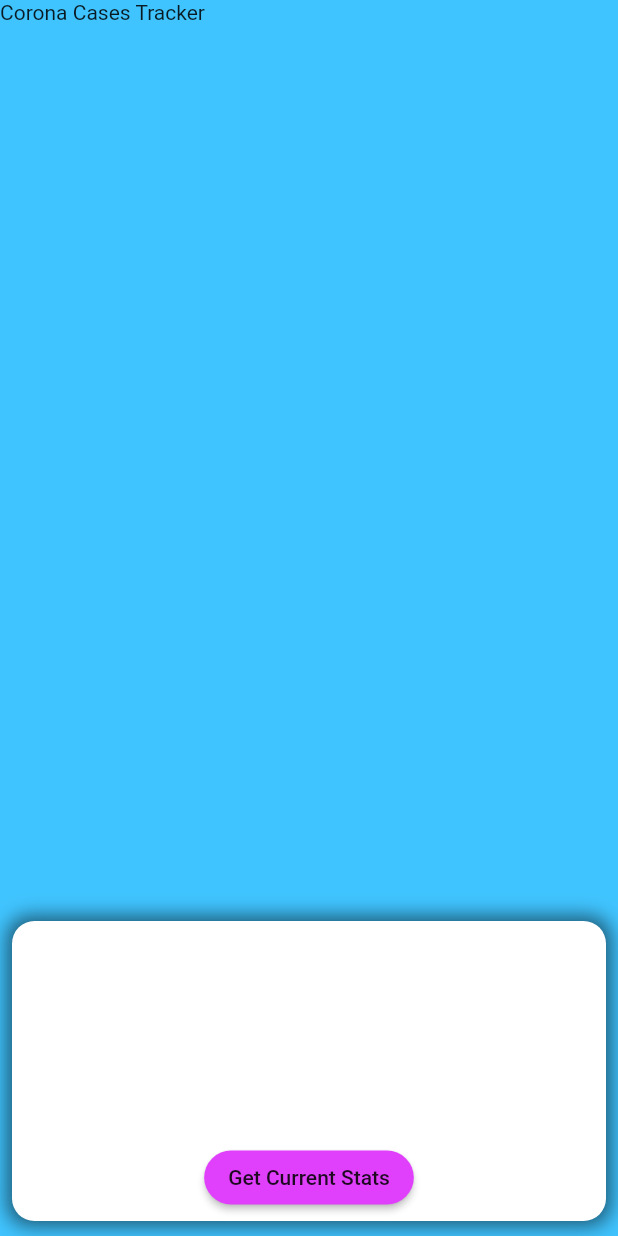
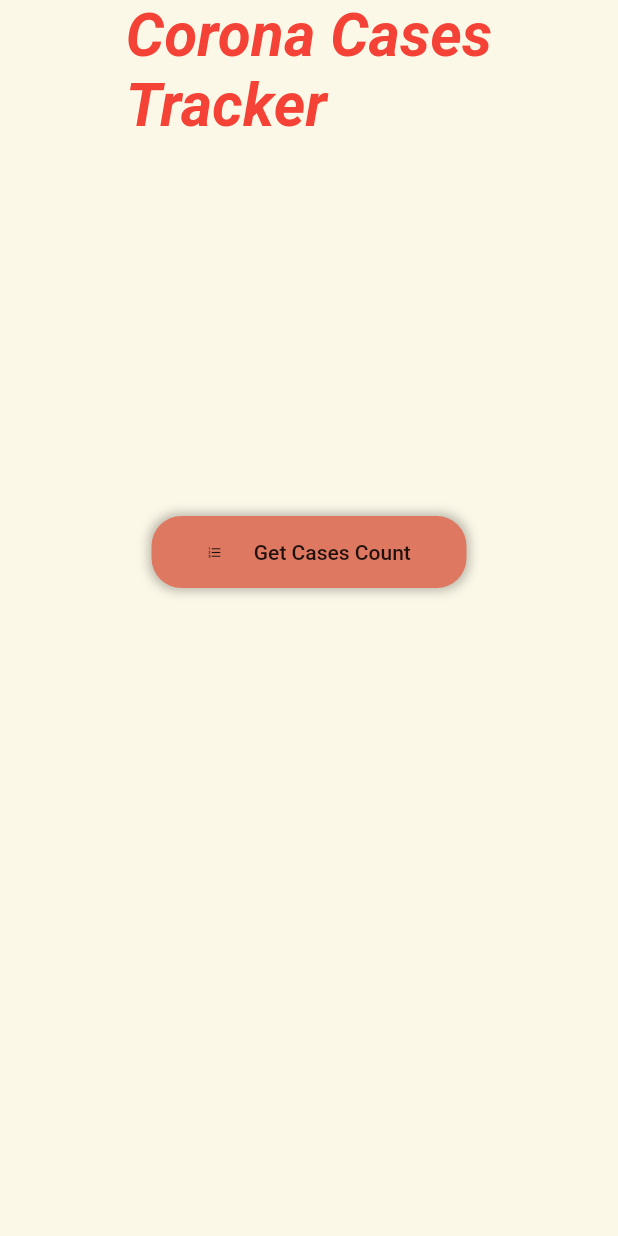
Before and after one commit to fourpointfour/covid-cases-tracker, a Flutter app: the screen it shows after launch, on a phone screen of 412 x 824 dp. Run offline on Flutter 3.47's test engine with Material 2 defaults, Android fonts, the phone set to English and light mode, and no system bars; our stand-ins replace flutter_spinkit.

Commit message:
changed background color, button position and app title

```diff
--- a/lib/landingPage.dart
+++ b/lib/landingPage.dart
@@ -8,62 +8,64 @@ class LandingPage extends StatelessWidget {
   Widget build(BuildContext context) {
     return Container(
       child: Scaffold(
-        backgroundColor: Colors.lightBlueAccent,
+        backgroundColor: Color(0xFFFCF8E8),
         body: SafeArea(
           child: Column(
             crossAxisAlignment: CrossAxisAlignment.stretch,
             mainAxisAlignment: MainAxisAlignment.spaceBetween,
             children: [
               Container(
-                child: Text("Corona Cases Tracker"),
+                child: Center(
+                  child: Column(
+                    children: [
+                      Text(
+                          "Corona Cases\nTracker",
+                        style: TextStyle(
+                          fontSize: 40,
+                          fontWeight: FontWeight.bold,
+                          fontStyle: FontStyle.italic,
+                          color: Colors.red,
                         ),
+                      ),
+                      // the following container would contain the button to
+                      // navigate to the dataPage
                       Container(
-                margin: EdgeInsets.fromLTRB(8, 20, 8, 10),
+                        margin: EdgeInsets.only(top: 250),
+                        width: 210,
                         decoration: BoxDecoration(
-                  color: Colors.white,
-                  borderRadius: BorderRadius.circular(15),
+                          color: Color(0xFFDF7861),
+                          borderRadius: BorderRadius.all(Radius.circular(20)),
                           boxShadow: [
                             BoxShadow(
-                      color: Colors.black54,
-                      blurRadius: 10.0,
-                      spreadRadius: 3.0,
+                              color: Colors.black26,
+                              blurRadius: 5,
+                              spreadRadius: 2,
                             ),
                           ],
                         ),
-                height: 200,
-                child: Column(
-                  mainAxisAlignment: MainAxisAlignment.end,
-                  crossAxisAlignment: CrossAxisAlignment.stretch,
+                        child: FlatButton(
+                          child: Row(
+                            mainAxisAlignment: MainAxisAlignment.spaceEvenly,
                             children: [
-                    Padding(
-                      padding: const EdgeInsets.only(bottom: 5),
-                      child: Center(
-                        child: RaisedButton(
-                          shape: RoundedRectangleBorder(
-                            borderRadius: BorderRadius.circular(20),
+                              Icon(
+                                Icons.format_list_numbered,
+                                size: 10,
                               ),
-                          color: Colors.purpleAccent,
-                          child: Text("Get Current Stats"),
+                              Text("Get Cases Count"),
+                            ],
+                          ),
                           onPressed: (){
-                            print("Get button pressed");
                             Navigator.pushNamed(context, '/dataPage');
                           },
+                        ),
+                      ),
+                    ],
                   ),
                 ),
               ),
             ],
           ),
-              )
-            ],
         ),
-        ),
-        // floatingActionButton: FloatingActionButton(
-        //   child: Text("Button"),
-        //   onPressed: (){
-        //     i++;
-        //     print("Button Pressed $i");
-        //   },
-        // ),
       ),
     );
   }
```
Lines whose indentation alone changed are shown as unchanged.
